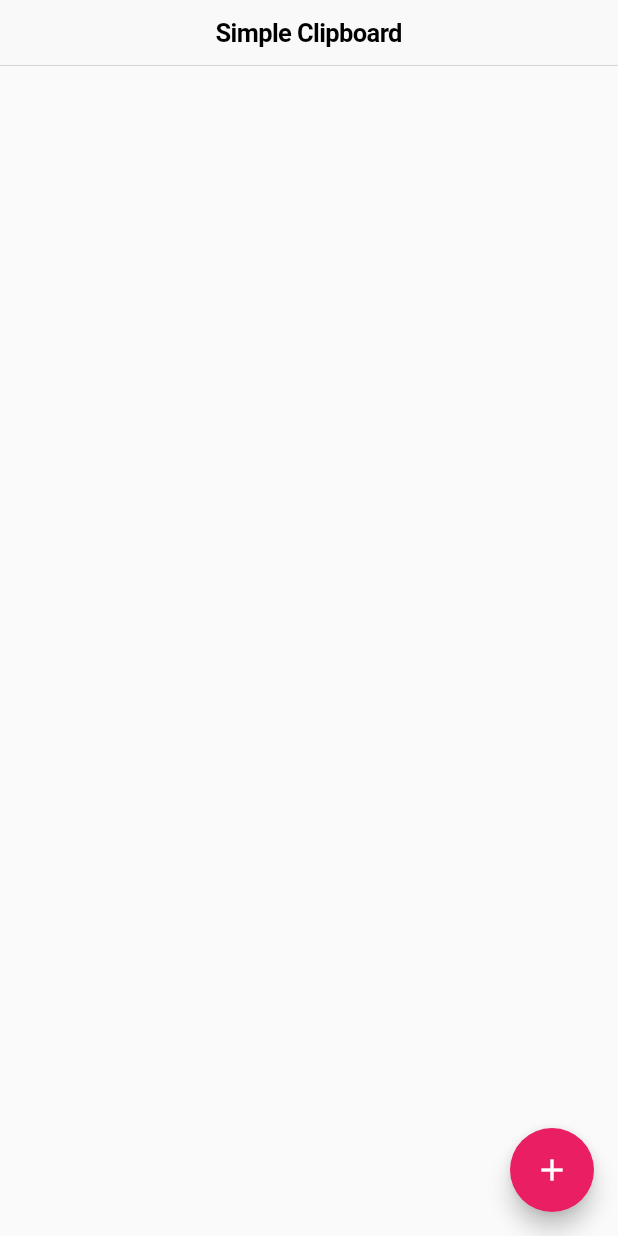
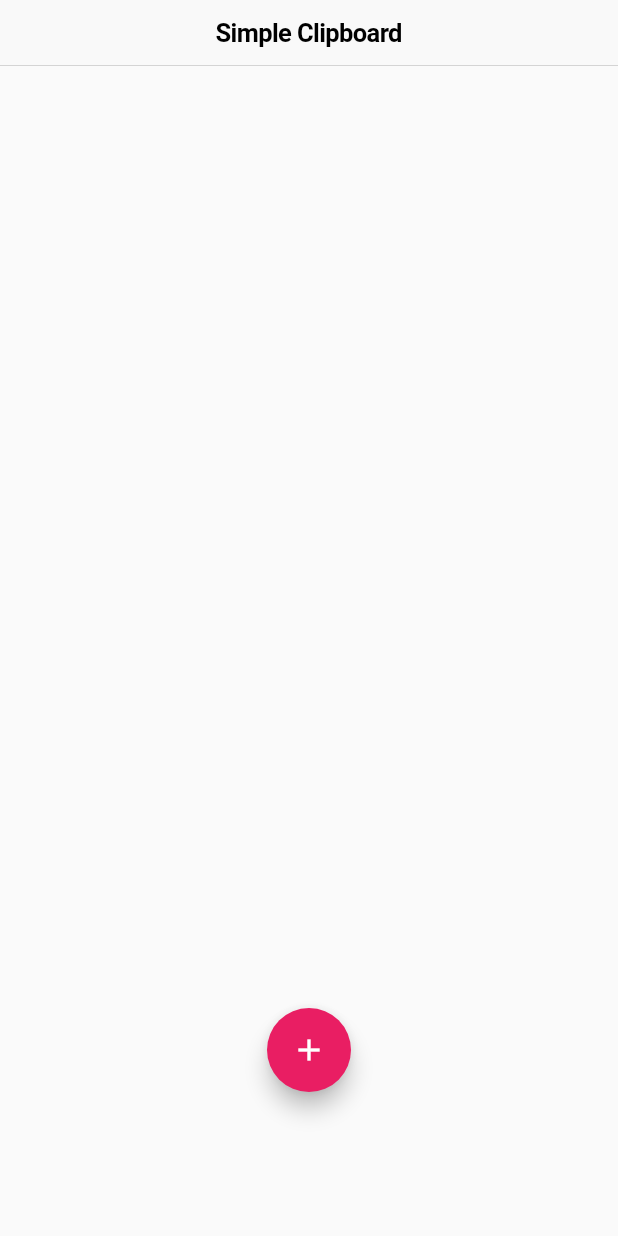
Before and after one commit to Samuel3Shin/simple_clipboard, a Flutter app: the screen it shows after launch, on a phone screen of 412 x 824 dp. Run offline on Flutter 3.47's test engine with Material 2 defaults, Android fonts, the phone set to English and light mode, and no system bars; our stand-ins replace fluttertoast, shared_preferences; missing offline and left inert: firebase_admob, firebase_core_web, shared_preferences_web; accounts and stored records are empty.

Commit message:
made floatingActionButton located in the center

```diff
--- a/lib/ad_manager.dart
+++ b/lib/ad_manager.dart
@@ -1,6 +1,40 @@
 import 'dart:io';
+import 'dart:io' show Platform;
+import 'package:firebase_admob/firebase_admob.dart';
 
 class AdManager {
+  BannerAd _bannerAd;
+
+  String appID = Platform.isIOS
+      ? 'ca-app-pub-2551410065860924~3350581677' // iOS Test App ID
+      : 'ca-app-pub-2551410065860924~7132439238'; // Android Test App ID
+  String bannerID = BannerAd.testAdUnitId;
+  String interstitialID = InterstitialAd.testAdUnitId;
+
+  static MobileAdTargetingInfo targetingInfo = MobileAdTargetingInfo(
+    keywords: <String>['flutter', 'firebase', 'admob'],
+    testDevices: <String>[],
+  );
+
+  init() async {
+    FirebaseAdMob.instance.initialize(appId: appID);
+    _bannerAd = createBannerAd();
+    _bannerAd
+      ..load()
+      ..show();
+  }
+
+  BannerAd createBannerAd() {
+    return BannerAd(
+      adUnitId: bannerID,
+      size: AdSize.banner,
+      targetingInfo: targetingInfo,
+      listener: (MobileAdEvent event) {
+        print("BannerAd event is $event");
+      },
+    );
+  }
+
   static String get appId {
     if (Platform.isAndroid) {
       return "ca-app-pub-3940256099942544~4354546703";
--- a/lib/main.dart
+++ b/lib/main.dart
@@ -5,7 +5,6 @@ import 'package:fluttertoast/fluttertoast.dart';
 import 'package:shared_preferences/shared_preferences.dart';
 import 'dart:convert';
 
-// import 'package:firebase_admob/firebase_admob.dart';
 import 'package:simple_clipboard/ad_manager.dart';
 import 'package:firebase_admob/firebase_admob.dart';
 
@@ -66,17 +65,13 @@ class _ClipListPageState extends State<ClipListPage> {
       ..show(anchorType: AnchorType.bottom);
   }
 
-  Future<void> _initAdMob() {
-    return FirebaseAdMob.instance.initialize(appId: AdManager.appId);
-  }
-
   @override
   void initState() {
+    _loadClipsFromSF();
     super.initState();
-    _loadClipsFromSF();
     _bannerAd = BannerAd(
       adUnitId: AdManager.bannerAdUnitId,
-      size: AdSize.banner,
+      size: AdSize.fullBanner,
     );
 
     _loadBannerAd();
@@ -94,8 +89,15 @@ class _ClipListPageState extends State<ClipListPage> {
     return Scaffold(
       appBar: CupertinoNavigationBar(
         middle: Text('Simple Clipboard'),
+        // trailing: CupertinoButton(
+        //   child: Icon(CupertinoIcons.add),
+        //   onPressed: () {},
+        //   padding: EdgeInsets.zero,
+        // ),
       ),
-      body: Column(
+      body: Padding(
+        padding: const EdgeInsets.only(bottom: 60.0),
+        child: Column(
           children: <Widget>[
             Expanded(
               child: ListView(
@@ -107,11 +109,16 @@ class _ClipListPageState extends State<ClipListPage> {
             ),
           ],
         ),
-      floatingActionButton: FloatingActionButton(
+      ),
+      floatingActionButton: Padding(
+        padding: const EdgeInsets.only(bottom: 80),
+        child: FloatingActionButton(
             child: Icon(Icons.add),
             onPressed: () {
               _displayTextInputDialog(context, null);
             }),
+      ),
+      floatingActionButtonLocation: FloatingActionButtonLocation.centerFloat,
     );
   }
 
@@ -288,4 +295,20 @@ class _ClipListPageState extends State<ClipListPage> {
     SharedPreferences prefs = await SharedPreferences.getInstance();
     prefs.setString('clips', encodedItems);
   }
+
+  double _getSmartBannerHeight() {
+    return 200.0;
+    // MediaQueryData mediaScreen = MediaQuery.of(context);
+    // double dpHeight = mediaScreen.orientation == Orientation.portrait
+    //     ? mediaScreen.size.height
+    //     : mediaScreen.size.width;
+    // print("Device height: $dpHeight");
+    // if (dpHeight <= 400.0) {
+    //   return 32.0;
+    // }
+    // if (dpHeight > 720.0) {
+    //   return 90.0;
+    // }
+    // return 50.0;
   }
+}
```
Also changed, not shown: 1 other file. Lines whose indentation alone changed are shown as unchanged.
